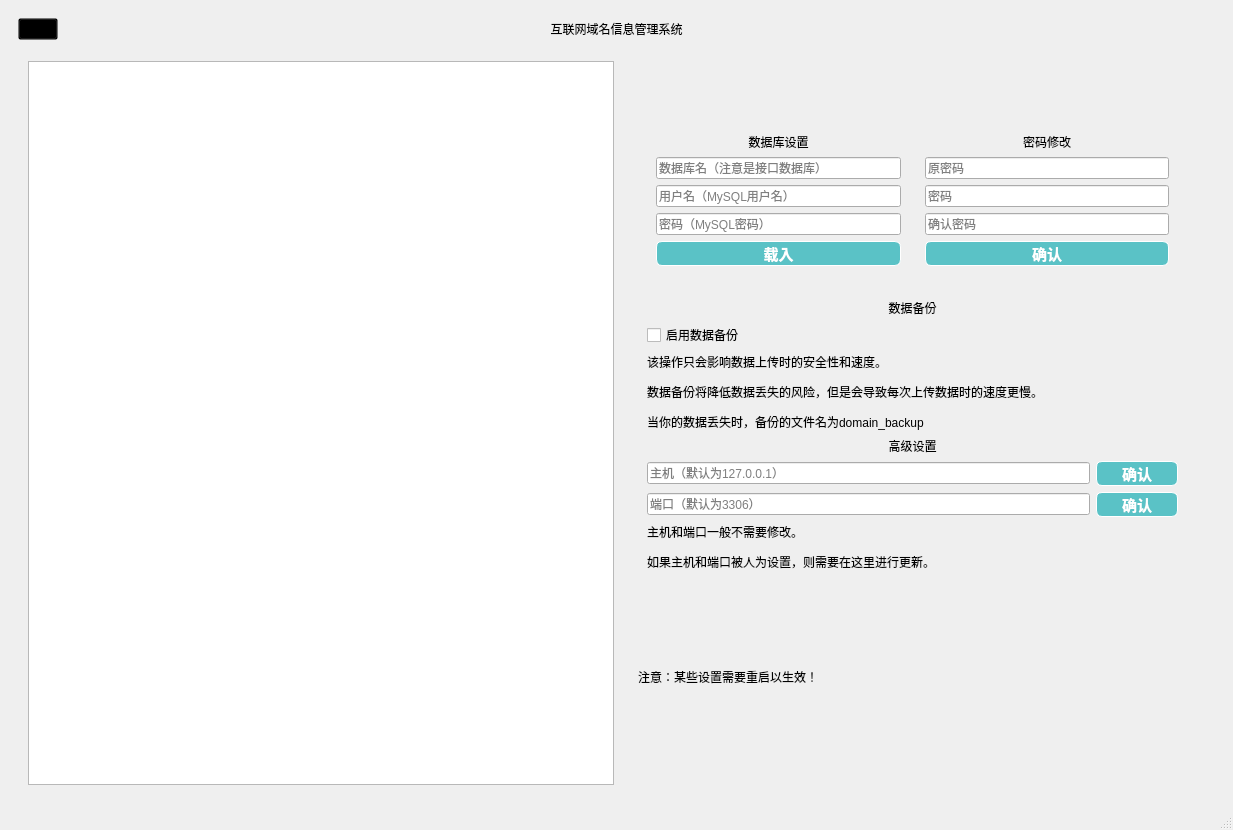
Before: the Qt Designer form src/IDNIMS.ui in Miki-Riako/Internet-Domain-Name-Information-Management-System, drawn with Qt 5.
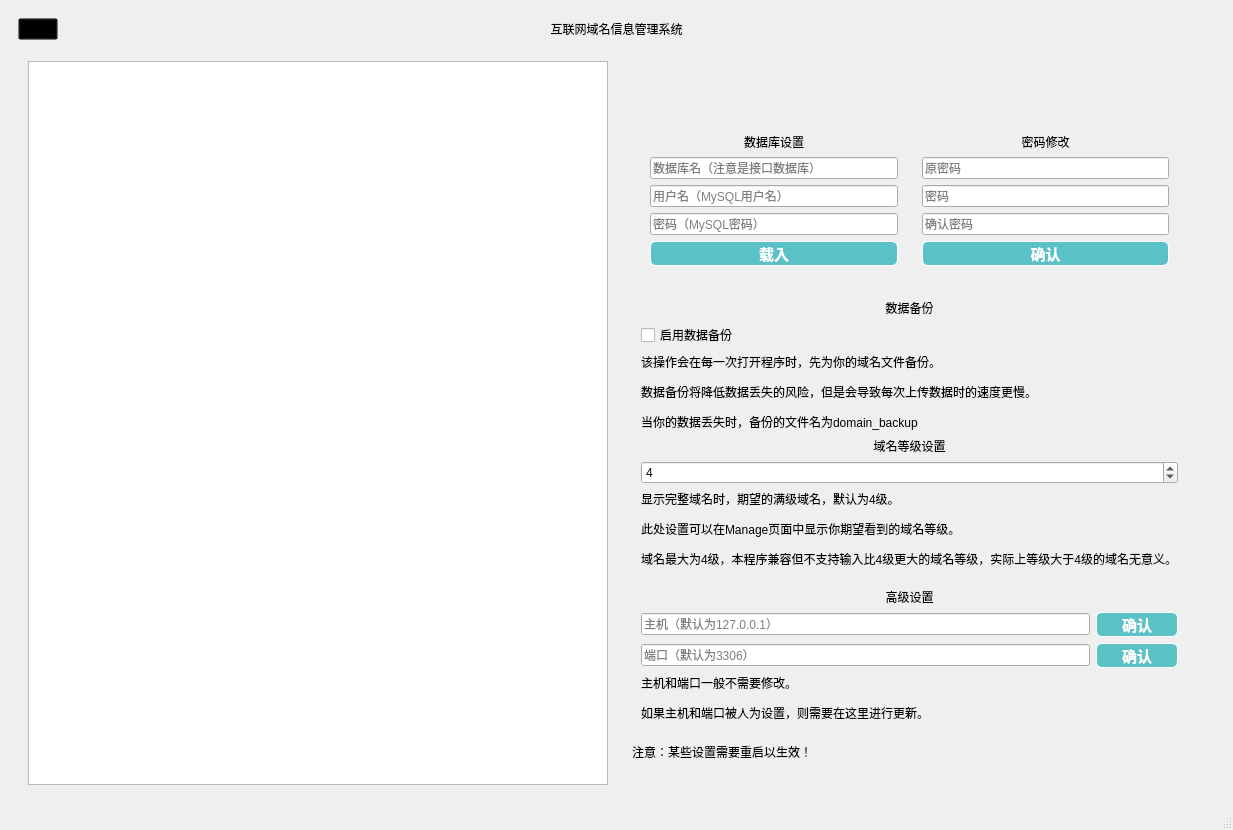
After: the same form once the commit is applied. The open tabs and pages were chosen to show the change. Icons and pictures are not drawn. Custom widgets are drawn as their Qt base class.

```diff
--- a/src/IDNIMS.ui
+++ b/src/IDNIMS.ui
@@ -1084,7 +1084,37 @@
                       <string notr="true">font: 9pt &quot;Microsoft YaHei UI&quot;;</string>
                      </property>
                      <property name="text">
-                      <string>&lt;html&gt;&lt;head/&gt;&lt;body&gt;&lt;p&gt;该操作只会影响数据上传时的安全性和速度。&lt;/p&gt;&lt;p&gt;数据备份将降低数据丢失的风险，但是会导致每次上传数据时的速度更慢。&lt;/p&gt;&lt;p&gt;当你的数据丢失时，备份的文件名为domain_backup&lt;/p&gt;&lt;/body&gt;&lt;/html&gt;</string>
+                      <string>&lt;html&gt;&lt;head/&gt;&lt;body&gt;&lt;p&gt;该操作会在每一次打开程序时，先为你的域名文件备份。&lt;/p&gt;&lt;p&gt;数据备份将降低数据丢失的风险，但是会导致每次上传数据时的速度更慢。&lt;/p&gt;&lt;p&gt;当你的数据丢失时，备份的文件名为domain_backup&lt;/p&gt;&lt;/body&gt;&lt;/html&gt;</string>
+                     </property>
+                    </widget>
+                   </item>
+                   <item>
+                    <widget class="QLabel" name="label_34">
+                     <property name="styleSheet">
+                      <string notr="true">font: 700 12pt &quot;Microsoft YaHei UI&quot;;</string>
+                     </property>
+                     <property name="text">
+                      <string>域名等级设置</string>
+                     </property>
+                     <property name="alignment">
+                      <set>Qt::AlignCenter</set>
+                     </property>
+                    </widget>
+                   </item>
+                   <item>
+                    <widget class="QSpinBox" name="spinBox">
+                     <property name="value">
+                      <number>4</number>
+                     </property>
+                    </widget>
+                   </item>
+                   <item>
+                    <widget class="QLabel" name="label_35">
+                     <property name="styleSheet">
+                      <string notr="true">font: 9pt &quot;Microsoft YaHei UI&quot;;</string>
+                     </property>
+                     <property name="text">
+                      <string>&lt;html&gt;&lt;head/&gt;&lt;body&gt;&lt;p&gt;显示完整域名时，期望的满级域名，默认为4级。&lt;/p&gt;&lt;p&gt;此处设置可以在Manage页面中显示你期望看到的域名等级。&lt;/p&gt;&lt;p&gt;域名最大为4级，本程序兼容但不支持输入比4级更大的域名等级，实际上等级大于4级的域名无意义。&lt;br/&gt;&lt;/p&gt;&lt;/body&gt;&lt;/html&gt;</string>
                      </property>
                     </widget>
                    </item>
```
Left out of the diff: 4 changed lines with no effect on the pictures.
